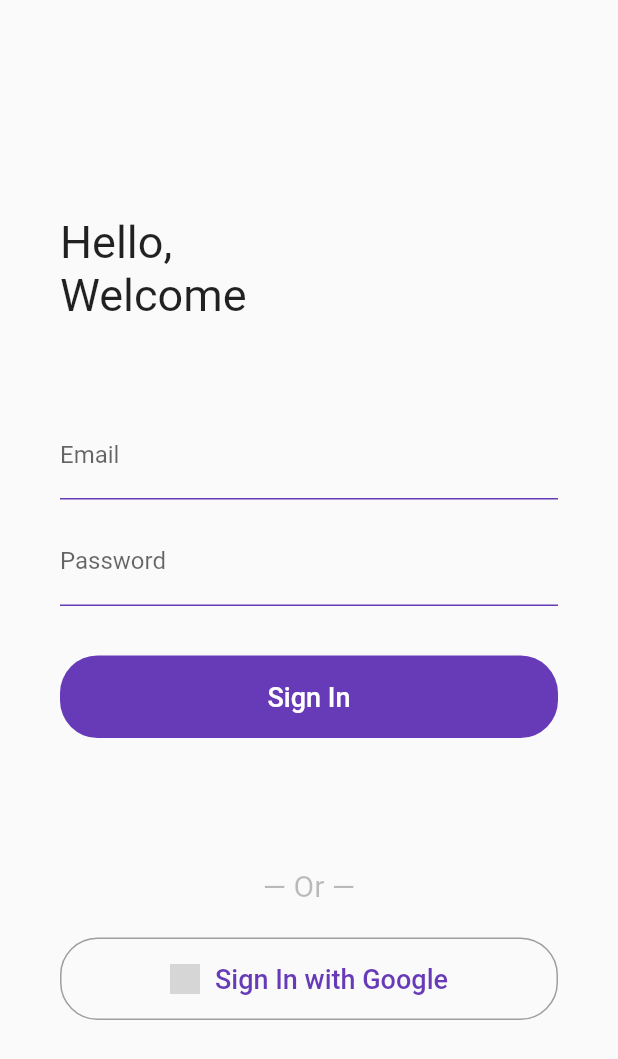
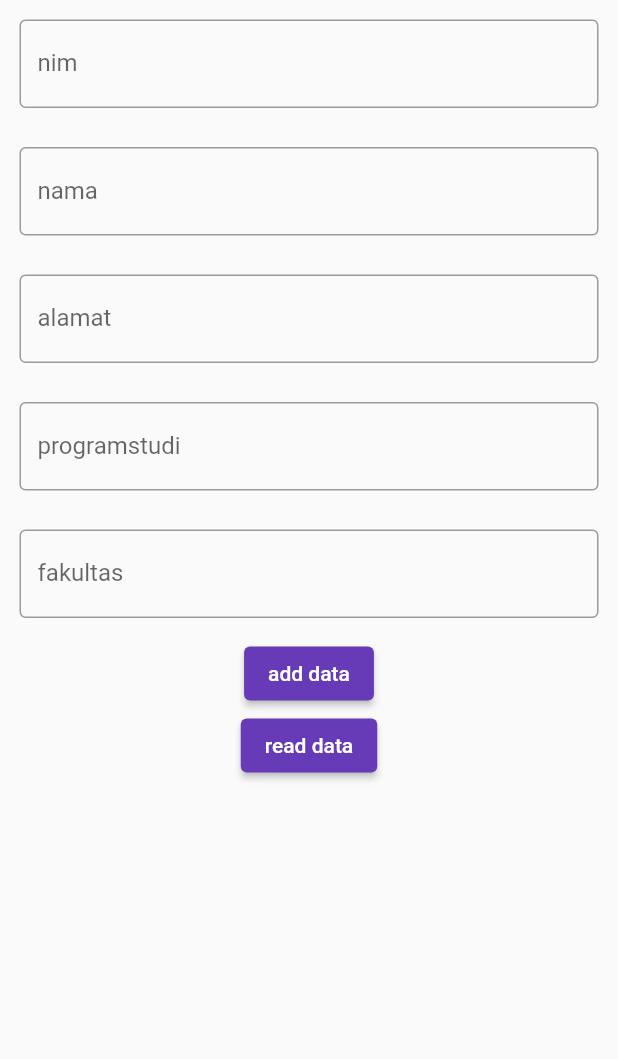
Before and after one commit to dna2121/Consume_20190140082, a Flutter app: the screen it shows after launch, on a phone screen of 412 x 824 dp. Shown: the top 1059 px of the screen. Run offline on Flutter 3.47's test engine with Material 2 defaults, Android fonts, the phone set to English and light mode, and no system bars; our stand-ins replace dio, google_sign_in; grey boxes are pictures that could not be loaded.

Commit message:
get data muncul di debug console

```diff
--- a/lib/api/http_service.dart
+++ b/lib/api/http_service.dart
@@ -3,7 +3,7 @@
 // // import 'package:http/http.dart' as http;
 // // import 'dart:convert';
 
-import 'package:dio/dio.dart';
+
 
 // void getHttp() async {
 //   try {
@@ -24,22 +24,32 @@ import 'package:dio/dio.dart';
 
 import 'dart:convert';
 import 'dart:io';
+import 'package:http/http.dart' as http;
 
 class Datamhs {
   var client = HttpClient();
 
   Future<void> getData() async {
-    try {
-      HttpClientRequest request = await client.get('localhost', 5000, '/get');
-      // Optionally set up headers...
-      // Optionally write to the request object...
-      HttpClientResponse response = await request.close();
-      // Process the response
-      final stringData = await response.transform(utf8.decoder).join();
-      print(stringData);
-    } finally {
-      client.close();
-    }
+    var url = Uri.parse('https://example.com/whatsit/create');
+    var response = await http.post(url, body: {'name': 'doodle', 'color': 'blue'});
+    print('Response status: ${response.statusCode}');
+    print('Response body: ${response.body}');
+
+    print(await http.read(Uri.parse('https://example.com/foobar.txt')));
+
+    // try {
+    //   HttpClientRequest request = await client.get('localhost', 5000, '/get');
+    //   // Optionally set up headers...
+    //   // Optionally write to the request object...
+    //   HttpClientResponse response = await request.close();
+    //   // Process the response
+    //   final stringData = await response.transform(utf8.decoder).join();
+    //   print(stringData);
+    // } finally {
+    //   client.close();
+    // }
+
+
   }
 }
 
--- /dev/null
+++ b/lib/coba/datamahasiswa.dart
@@ -0,0 +1,45 @@
+import 'dart:convert';
+
+class Datamahasiswa {
+  String nim;
+  String nama;
+  String alamat;
+  String programstudi;
+  String fakultas;
+
+  Datamahasiswa.fromJson(Map<String, dynamic> json)
+      : nim = json['nim'],
+        nama = json['nama'],
+        alamat = json['alamat'],
+        programstudi = json['programstudi'],
+        fakultas = json['fakultas'];
+
+  Datamahasiswa(this.nim, this.nama, this.alamat, this.programstudi, this.fakultas);
+}
+
+// mhsModel mhsModelJson(String str) => mhsModel.fromJson(json.decode(str));
+
+// String mhsModelToJson(mhsModel data) => json.encode(data.toJson());
+
+// class mhsModel {
+//   String nim;
+//   String nama;
+//   // String alamat;
+//   // String programstudi;
+//   // String fakultas;
+
+//   mhsModel({required this.nim, required this.nama,});
+//   // this.alamat, this.programstudi, this.fakultas);
+
+//   factory mhsModel.fromJson(Map<String, dynamic> json) =>
+//       mhsModel(nim: json["nim"], nama: json["nama"]);
+
+//   Map<String, dynamic> toJson() => {
+//         "nim": nim,
+//         "nama": nama,
+//       };
+
+//   // String get nim => nim;
+
+//   // String get nama => nama;
+// }
--- /dev/null
+++ b/lib/coba/post_method_Class.dart
@@ -0,0 +1,188 @@
+// ignore_for_file: file_names, must_be_immutable
+
+import 'package:consume20190140082/coba/datamahasiswa.dart';
+import 'package:dio/dio.dart';
+import 'package:flutter/material.dart';
+
+import 'package:http/http.dart' as http;
+import 'dart:convert';
+
+class PostMethod extends StatefulWidget {
+  const PostMethod({Key? key}) : super(key: key);
+
+  @override
+  _PostMethodState createState() => _PostMethodState();
+}
+
+class _PostMethodState extends State<PostMethod> {
+  // List<Datamahasiswa> datamhs = [];
+  // late Datamahasiswa data;
+
+  // final String url = "http://10.0.2.2:8080";
+
+  // void _fetchData() async {
+  //   final Dio dio = new Dio();
+
+  //   try {
+  //     var response = await dio.get("$url");
+  //     print(response.statusCode);
+  //     print(response.data);
+  //     var responseData = response.data as List;
+
+  //     setState(() {
+  //       datamhs = responseData.map((e) => Datamahasiswa.fromJson(e)).toList();
+  //     });
+  //   } on DioError catch (e) {
+  //     print(e);
+  //   }
+  // }
+
+  final _formKey = GlobalKey<FormState>();
+  Datamahasiswa data = Datamahasiswa("", "", "", "", "");
+  String url = 'http://10.0.2.2:8080/cre';
+
+  Future save() async {
+    var res = await http.post(
+      Uri.parse(url),
+      body: json.encode(
+        <String, String>{
+          'nim': data.nim,
+          'nama': data.nama,
+          'alamat': data.alamat,
+          'programstudi': data.programstudi,
+          'fakultas': data.fakultas
+        },
+      ),
+    );
+
+    // headers: {
+    //   'Content-Type': 'application/json',
+    //   "Access-Control-Allow-Origin": "*"
+    // },
+    // body: json.encode(<String, String>{
+    //   'nim': data.nim,
+    //   'nama': data.nama,
+    //   'alamat': data.alamat,
+    //   'programstudi': data.programstudi,
+    //   'fakultas': data.fakultas
+    // }));
+
+    print('Response status: ${res.statusCode}');
+    print('Response body: ${res.body}');
+
+    // print(res.body);
+    // if (res.body != null) {
+    //   Navigator.pop(context);
+    // }
+  }
+
+  Future readData() async {
+    var res = await http.read(Uri.parse('http://10.0.2.2:8080'));
+    print(res);
+  }
+
+  @override
+  Widget build(BuildContext context) {
+    return Scaffold(
+      body: SingleChildScrollView(
+        child: Column(
+          children: [
+            Padding(
+              padding: const EdgeInsets.all(13.0),
+              child: InputData(
+                data: data,
+                label: "nim",
+                textController: data.nim,
+                textValue: data.nim,
+              ),
+            ),
+            Padding(
+              padding: const EdgeInsets.all(13.0),
+              child: InputData(
+                data: data,
+                label: "nama",
+                textController: data.nama,
+                textValue: data.nama,
+              ),
+            ),
+            Padding(
+              padding: const EdgeInsets.all(13.0),
+              child: InputData(
+                data: data,
+                label: "alamat",
+                textController: data.alamat,
+                textValue: data.alamat,
+              ),
+            ),
+            Padding(
+              padding: const EdgeInsets.all(13.0),
+              child: InputData(
+                data: data,
+                label: "programstudi",
+                textController: data.programstudi,
+                textValue: data.programstudi,
+              ),
+            ),
+            Padding(
+              padding: const EdgeInsets.all(13.0),
+              child: InputData(
+                data: data,
+                label: "fakultas",
+                textController: data.fakultas,
+                textValue: data.fakultas,
+              ),
+            ),
+            ElevatedButton(
+              onPressed: () {
+                save();
+                //_fetchData();
+              },
+              child: const Text("add data"),
+            ),
+            ElevatedButton(
+                onPressed: () {
+                  readData();
+
+                },
+                child: const Text("read data"))
+          ],
+        ),
+      ),
+    );
+  }
+}
+
+class InputData extends StatelessWidget {
+  InputData(
+      {Key? key,
+      required this.data,
+      required this.label,
+      required this.textController,
+      required this.textValue})
+      : super(key: key);
+
+  final Datamahasiswa data;
+  final String label;
+  final String textController;
+  String textValue;
+
+  @override
+  Widget build(BuildContext context) {
+    return TextFormField(
+      controller: TextEditingController(text: textController),
+      onChanged: (val) {
+        textValue = val;
+      },
+      validator: (value) {
+        if (value!.isEmpty) {
+          return 'Empty';
+        }
+        return null;
+      },
+      decoration: InputDecoration(
+          labelText: label,
+          errorStyle: const TextStyle(fontSize: 20, color: Colors.black),
+          border: const OutlineInputBorder()),
+    );
+  }
+}
--- a/lib/main.dart
+++ b/lib/main.dart
@@ -1,4 +1,7 @@
+import 'package:consume20190140082/coba/post_method_Class.dart';
+import 'package:consume20190140082/coba/coba_create.dart';
 import 'package:consume20190140082/home.dart';
+import 'package:consume20190140082/pages/crud_page.dart';
 import 'package:flutter/material.dart';
 
 void main() {
@@ -15,6 +18,6 @@ class MyApp extends StatelessWidget {
         theme: ThemeData(
           primarySwatch: Colors.deepPurple,
         ),
-        home: const HomePage());
+        home: PostMethod());
   }
 }
```
Also changed, not shown: lib/coba/coba_create.dart (added, +97 -0 lines).
